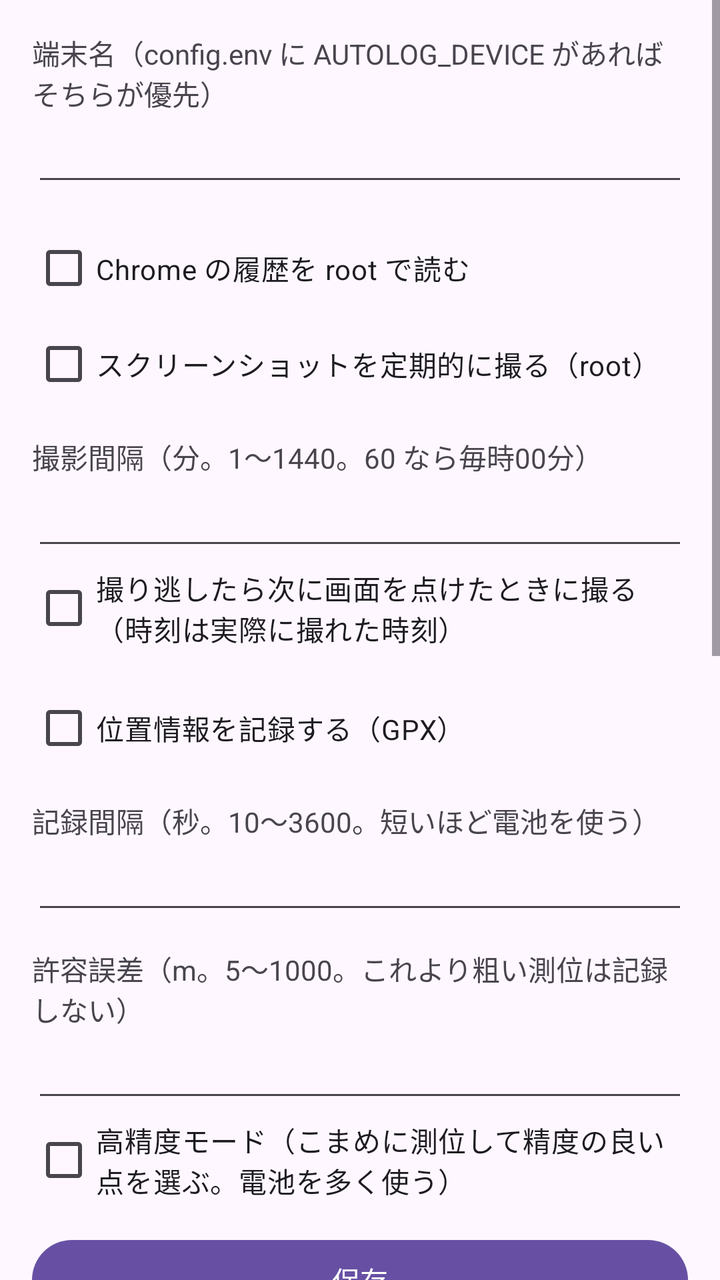
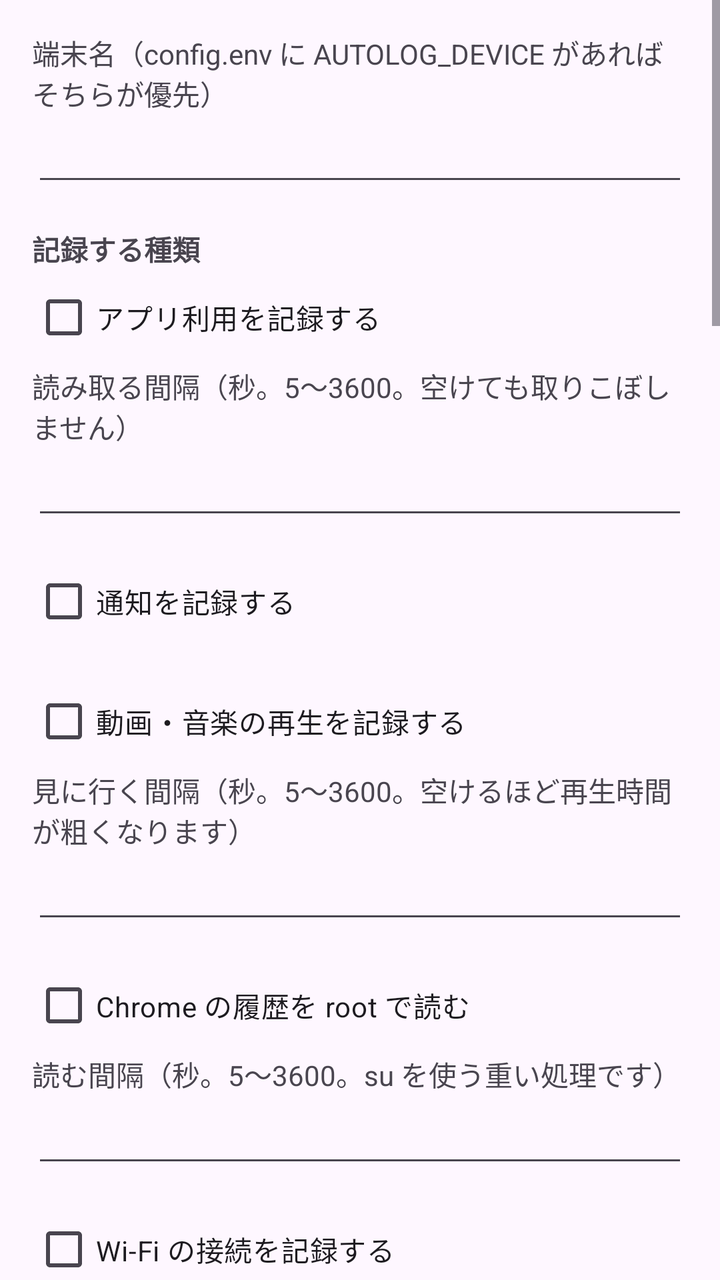

Compare the two renders of this Android layout. The source of the first and the diff that turns it into the second are given below.
<!-- AndroidManifest.xml: application theme Theme.Material3.DayNight -->
<!-- res/layout/activity_main.xml -->
<?xml version="1.0" encoding="utf-8"?>
<ScrollView xmlns:android="http://schemas.android.com/apk/res/android"
    android:id="@+id/root_scroll"
    android:layout_width="match_parent"
    android:layout_height="match_parent">

    <LinearLayout
        android:id="@+id/content"
        android:layout_width="match_parent"
        android:layout_height="wrap_content"
        android:orientation="vertical"
        android:padding="16dp">

        
        <TextView
            android:layout_width="match_parent"
            android:layout_height="wrap_content"
            android:labelFor="@+id/device"
            android:text="@string/label_device" />

        <EditText
            android:id="@+id/device"
            android:layout_width="match_parent"
            android:layout_height="wrap_content"
            android:importantForAutofill="no"
            android:inputType="text" />

        <CheckBox
            android:id="@+id/read_chrome_history"
            android:layout_width="match_parent"
            android:layout_height="wrap_content"
            android:layout_marginTop="12dp"
            android:text="@string/label_read_chrome_history" />

        <CheckBox
            android:id="@+id/capture_screenshots"
            android:layout_width="match_parent"
            android:layout_height="wrap_content"
            android:text="@string/label_capture_screenshots" />

        <TextView
            android:layout_width="match_parent"
            android:layout_height="wrap_content"
            android:layout_marginTop="12dp"
            android:labelFor="@+id/screenshot_interval"
            android:text="@string/label_screenshot_interval" />

        <EditText
            android:id="@+id/screenshot_interval"
            android:layout_width="match_parent"
            android:layout_height="wrap_content"
            android:importantForAutofill="no"
            android:inputType="number" />

        <CheckBox
            android:id="@+id/capture_on_unlock"
            android:layout_width="match_parent"
            android:layout_height="wrap_content"
            android:text="@string/label_capture_on_unlock" />

        <CheckBox
            android:id="@+id/record_location"
            android:layout_width="match_parent"
            android:layout_height="wrap_content"
            android:layout_marginTop="12dp"
            android:text="@string/label_record_location" />

        <TextView
            android:layout_width="match_parent"
            android:layout_height="wrap_content"
            android:layout_marginTop="12dp"
            android:labelFor="@+id/location_interval"
            android:text="@string/label_location_interval" />

        <EditText
            android:id="@+id/location_interval"
            android:layout_width="match_parent"
            android:layout_height="wrap_content"
            android:importantForAutofill="no"
            android:inputType="number" />

        <TextView
            android:layout_width="match_parent"
            android:layout_height="wrap_content"
            android:layout_marginTop="12dp"
            android:labelFor="@+id/location_accuracy"
            android:text="@string/label_location_accuracy" />

        <EditText
            android:id="@+id/location_accuracy"
            android:layout_width="match_parent"
            android:layout_height="wrap_content"
            android:importantForAutofill="no"
            android:inputType="number" />

        <CheckBox
            android:id="@+id/high_accuracy_mode"
            android:layout_width="match_parent"
            android:layout_height="wrap_content"
            android:text="@string/label_high_accuracy_mode" />

        <Button
            android:id="@+id/save"
            android:layout_width="match_parent"
            android:layout_height="wrap_content"
            android:layout_marginTop="12dp"
            android:text="@string/action_save" />

        <Button
            android:id="@+id/start"
            android:layout_width="match_parent"
            android:layout_height="wrap_content"
            android:text="@string/action_start" />

        <Button
            android:id="@+id/stop"
            android:layout_width="match_parent"
            android:layout_height="wrap_content"
            android:text="@string/action_stop" />

        <Button
            android:id="@+id/export_now"
            android:layout_width="match_parent"
            android:layout_height="wrap_content"
            android:text="@string/action_export_now" />

        <TextView
            android:id="@+id/status"
            android:layout_width="match_parent"
            android:layout_height="wrap_content"
            android:layout_marginTop="16dp"
            android:fontFamily="monospace" />

        <Button
            android:id="@+id/permission_storage"
            android:layout_width="match_parent"
            android:layout_height="wrap_content"
            android:layout_marginTop="16dp"
            android:text="@string/permission_storage" />

        <Button
            android:id="@+id/permission_usage"
            android:layout_width="match_parent"
            android:layout_height="wrap_content"
            android:text="@string/permission_usage" />

        <Button
            android:id="@+id/permission_notification"
            android:layout_width="match_parent"
            android:layout_height="wrap_content"
            android:text="@string/permission_notification" />

        <Button
            android:id="@+id/permission_accessibility"
            android:layout_width="match_parent"
            android:layout_height="wrap_content"
            android:text="@string/permission_accessibility" />

        <Button
            android:id="@+id/permission_location"
            android:layout_width="match_parent"
            android:layout_height="wrap_content"
            android:text="@string/permission_location" />

        <Button
            android:id="@+id/permission_background_location"
            android:layout_width="match_parent"
            android:layout_height="wrap_content"
            android:text="@string/permission_background_location" />

        <Button
            android:id="@+id/permission_battery"
            android:layout_width="match_parent"
            android:layout_height="wrap_content"
            android:text="@string/permission_battery" />
    </LinearLayout>
</ScrollView>
<!-- resources referenced by this layout -->
<resources>
  <string name="action_export_now">今すぐ書き出し</string>
  <string name="action_save">保存</string>
  <string name="action_start">収集を開始</string>
  <string name="action_stop">収集を停止</string>
  <string name="label_capture_on_unlock">撮り逃したら次に画面を点けたときに撮る（時刻は実際に撮れた時刻）</string>
  <string name="label_capture_screenshots">スクリーンショットを定期的に撮る（root）</string>
  <string name="label_device">端末名（config.env に AUTOLOG_DEVICE があればそちらが優先）</string>
  <string name="label_high_accuracy_mode">高精度モード（こまめに測位して精度の良い点を選ぶ。電池を多く使う）</string>
  <string name="label_location_accuracy">許容誤差（m。5〜1000。これより粗い測位は記録しない）</string>
  <string name="label_location_interval">記録間隔（秒。10〜3600。短いほど電池を使う）</string>
  <string name="label_read_chrome_history">Chrome の履歴を root で読む</string>
  <string name="label_record_location">位置情報を記録する（GPX）</string>
  <string name="label_screenshot_interval">撮影間隔（分。1〜1440。60 なら毎時00分）</string>
  <string name="permission_accessibility">ユーザー補助を許可</string>
  <string name="permission_background_location">位置情報を「常に許可」にする（GPX に必要）</string>
  <string name="permission_battery">バッテリー最適化の対象外にする</string>
  <string name="permission_location">位置情報・Bluetooth・通知を許可（SSID と機器名に必要）</string>
  <string name="permission_notification">通知へのアクセスを許可</string>
  <string name="permission_storage">全ファイルアクセスを許可（書き出しに必要）</string>
  <string name="permission_usage">使用状況へのアクセスを許可</string>
</resources>

<!-- the commit's change to res/layout/activity_main.xml (unified diff, before → after) -->
@@ -25,12 +25,97 @@
             android:importantForAutofill="no"
             android:inputType="text" />
 
+        <TextView
+            android:layout_width="match_parent"
+            android:layout_height="wrap_content"
+            android:layout_marginTop="16dp"
+            android:textStyle="bold"
+            android:text="@string/heading_collect_types" />
+
+        <CheckBox
+            android:id="@+id/collect_app_usage"
+            android:layout_width="match_parent"
+            android:layout_height="wrap_content"
+            android:text="@string/label_collect_app_usage" />
+
+        <TextView
+            android:layout_width="match_parent"
+            android:layout_height="wrap_content"
+            android:labelFor="@+id/app_usage_interval"
+            android:text="@string/label_app_usage_interval" />
+
+        <EditText
+            android:id="@+id/app_usage_interval"
+            android:layout_width="match_parent"
+            android:layout_height="wrap_content"
+            android:importantForAutofill="no"
+            android:inputType="number" />
+
+        <CheckBox
+            android:id="@+id/collect_notification"
+            android:layout_width="match_parent"
+            android:layout_height="wrap_content"
+            android:layout_marginTop="12dp"
+            android:text="@string/label_collect_notification" />
+
+        <CheckBox
+            android:id="@+id/collect_media_play"
+            android:layout_width="match_parent"
+            android:layout_height="wrap_content"
+            android:layout_marginTop="12dp"
+            android:text="@string/label_collect_media_play" />
+
+        <TextView
+            android:layout_width="match_parent"
+            android:layout_height="wrap_content"
+            android:labelFor="@+id/media_play_interval"
+            android:text="@string/label_media_play_interval" />
+
+        <EditText
+            android:id="@+id/media_play_interval"
+            android:layout_width="match_parent"
+            android:layout_height="wrap_content"
+            android:importantForAutofill="no"
+            android:inputType="number" />
+
         <CheckBox
             android:id="@+id/read_chrome_history"
             android:layout_width="match_parent"
             android:layout_height="wrap_content"
             android:layout_marginTop="12dp"
             android:text="@string/label_read_chrome_history" />
+
+        <TextView
+            android:layout_width="match_parent"
+            android:layout_height="wrap_content"
+            android:labelFor="@+id/chrome_history_interval"
+            android:text="@string/label_chrome_history_interval" />
+
+        <EditText
+            android:id="@+id/chrome_history_interval"
+            android:layout_width="match_parent"
+            android:layout_height="wrap_content"
+            android:importantForAutofill="no"
+            android:inputType="number" />
+
+        <CheckBox
+            android:id="@+id/collect_wifi"
+            android:layout_width="match_parent"
+            android:layout_height="wrap_content"
+            android:layout_marginTop="12dp"
+            android:text="@string/label_collect_wifi" />
+
+        <CheckBox
+            android:id="@+id/collect_bluetooth"
+            android:layout_width="match_parent"
+            android:layout_height="wrap_content"
+            android:text="@string/label_collect_bluetooth" />
+
+        <CheckBox
+            android:id="@+id/collect_power"
+            android:layout_width="match_parent"
+            android:layout_height="wrap_content"
+            android:text="@string/label_collect_power" />
 
         <CheckBox
             android:id="@+id/capture_screenshots"
@@ -99,6 +184,79 @@
             android:layout_height="wrap_content"
             android:text="@string/label_high_accuracy_mode" />
 
+        <CheckBox
+            android:id="@+id/record_audio"
+            android:layout_width="match_parent"
+            android:layout_height="wrap_content"
+            android:layout_marginTop="12dp"
+            android:text="@string/label_record_audio" />
+
+        <TextView
+            android:layout_width="match_parent"
+            android:layout_height="wrap_content"
+            android:layout_marginTop="12dp"
+            android:labelFor="@+id/audio_interval"
+            android:text="@string/label_audio_interval" />
+
+        <EditText
+            android:id="@+id/audio_interval"
+            android:layout_width="match_parent"
+            android:layout_height="wrap_content"
+            android:importantForAutofill="no"
+            android:inputType="number" />
+
+        <TextView
+            android:layout_width="match_parent"
+            android:layout_height="wrap_content"
+            android:layout_marginTop="12dp"
+            android:labelFor="@+id/audio_duration"
+            android:text="@string/label_audio_duration" />
+
+        <EditText
+            android:id="@+id/audio_duration"
+            android:layout_width="match_parent"
+            android:layout_height="wrap_content"
+            android:importantForAutofill="no"
+            android:inputType="number" />
+
+        <CheckBox
+            android:id="@+id/record_audio_while_screen_off"
+            android:layout_width="match_parent"
+            android:layout_height="wrap_content"
+            android:text="@string/label_record_audio_while_screen_off" />
+
+        <TextView
+            android:layout_width="match_parent"
+            android:layout_height="wrap_content"
+            android:layout_marginTop="8dp"
+            android:text="@string/note_audio_after_reboot" />
+
+        <TextView
+            android:layout_width="match_parent"
+            android:layout_height="wrap_content"
+            android:layout_marginTop="16dp"
+            android:labelFor="@+id/export_interval"
+            android:text="@string/label_export_interval" />
+
+        <EditText
+            android:id="@+id/export_interval"
+            android:layout_width="match_parent"
+            android:layout_height="wrap_content"
+            android:importantForAutofill="no"
+            android:inputType="number" />
+
+        <TextView
+            android:layout_width="match_parent"
+            android:layout_height="wrap_content"
+            android:layout_marginTop="16dp"
+            android:text="@string/note_event_no_interval" />
+
+        <TextView
+            android:layout_width="match_parent"
+            android:layout_height="wrap_content"
+            android:layout_marginTop="8dp"
+            android:text="@string/note_session_always" />
+
         <Button
             android:id="@+id/save"
             android:layout_width="match_parent"
@@ -167,6 +325,12 @@
             android:layout_width="match_parent"
             android:layout_height="wrap_content"
             android:text="@string/permission_background_location" />
+
+        <Button
+            android:id="@+id/permission_microphone"
+            android:layout_width="match_parent"
+            android:layout_height="wrap_content"
+            android:text="@string/permission_microphone" />
 
         <Button
             android:id="@+id/permission_battery"
<!-- resource entries referenced after the edit -->
@@ -4,19 +4,38 @@
   <string name="action_save">保存</string>
   <string name="action_start">収集を開始</string>
   <string name="action_stop">収集を停止</string>
+  <string name="heading_collect_types">記録する種類</string>
+  <string name="label_app_usage_interval">読み取る間隔（秒。5〜3600。空けても取りこぼしません）</string>
+  <string name="label_audio_duration">1回の長さ（分。1〜60。録音間隔より短くなります）</string>
+  <string name="label_audio_interval">録音間隔（分。1〜1440。60 なら毎時00分、30 なら毎時00分と30分）</string>
   <string name="label_capture_on_unlock">撮り逃したら次に画面を点けたときに撮る（時刻は実際に撮れた時刻）</string>
   <string name="label_capture_screenshots">スクリーンショットを定期的に撮る（root）</string>
+  <string name="label_chrome_history_interval">読む間隔（秒。5〜3600。su を使う重い処理です）</string>
+  <string name="label_collect_app_usage">アプリ利用を記録する</string>
+  <string name="label_collect_bluetooth">Bluetooth の接続を記録する</string>
+  <string name="label_collect_media_play">動画・音楽の再生を記録する</string>
+  <string name="label_collect_notification">通知を記録する</string>
+  <string name="label_collect_power">充電を記録する</string>
+  <string name="label_collect_wifi">Wi-Fi の接続を記録する</string>
   <string name="label_device">端末名（config.env に AUTOLOG_DEVICE があればそちらが優先）</string>
+  <string name="label_export_interval">書き出しの間隔（分。1〜1440。書き出せなかった分は次回やり直します）</string>
   <string name="label_high_accuracy_mode">高精度モード（こまめに測位して精度の良い点を選ぶ。電池を多く使う）</string>
   <string name="label_location_accuracy">許容誤差（m。5〜1000。これより粗い測位は記録しない）</string>
   <string name="label_location_interval">記録間隔（秒。10〜3600。短いほど電池を使う）</string>
+  <string name="label_media_play_interval">見に行く間隔（秒。5〜3600。空けるほど再生時間が粗くなります）</string>
   <string name="label_read_chrome_history">Chrome の履歴を root で読む</string>
+  <string name="label_record_audio">音声を定期的に録る</string>
+  <string name="label_record_audio_while_screen_off">画面が消えている間・ロック中も録る</string>
   <string name="label_record_location">位置情報を記録する（GPX）</string>
   <string name="label_screenshot_interval">撮影間隔（分。1〜1440。60 なら毎時00分）</string>
+  <string name="note_audio_after_reboot">端末を再起動すると、アプリを一度開くまで音声だけ記録されません。マイクを使う常駐は、アプリが前に出ている間しか始められないためです（ほかの記録は自動で戻ります）。</string>
+  <string name="note_event_no_interval">通知・Wi-Fi・Bluetooth・充電・端末の利用には間隔がありません。状態が変わったときに Android から届くものを受けています。</string>
+  <string name="note_session_always">端末の利用（ロック解除・画面消灯）は常に記録します。取り込みで区間を組み立てる土台のためです。</string>
   <string name="permission_accessibility">ユーザー補助を許可</string>
   <string name="permission_background_location">位置情報を「常に許可」にする（GPX に必要）</string>
   <string name="permission_battery">バッテリー最適化の対象外にする</string>
   <string name="permission_location">位置情報・Bluetooth・通知を許可（SSID と機器名に必要）</string>
+  <string name="permission_microphone">マイクを許可（録音に必要）</string>
   <string name="permission_notification">通知へのアクセスを許可</string>
   <string name="permission_storage">全ファイルアクセスを許可（書き出しに必要）</string>
   <string name="permission_usage">使用状況へのアクセスを許可</string>
